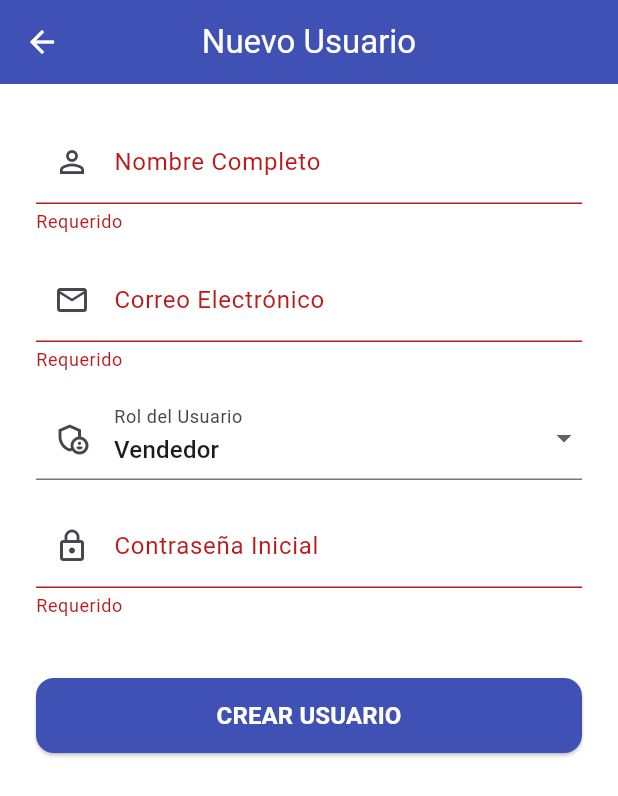
After one commit to 2026-granja-dev-vasquez/granja-movil, a Flutter app: the UserFormScreen screen opened directly, after a tap on "CREAR USUARIO", on a phone screen of 412 x 824 dp. The commit adds this screen. Shown: the top 796 px of the screen. Run offline on Flutter 3.47's test engine with Material 3 defaults, Android fonts, the phone set to English and light mode, and no system bars; our stand-ins replace flutter_dotenv, flutter_secure_storage; accounts and stored records are empty; network calls fail.

Commit message:
modulo para nuevos usuarios

```diff
--- a/lib/features/auth/providers/auth_provider.dart
+++ b/lib/features/auth/providers/auth_provider.dart
@@ -1,4 +1,5 @@
 import 'package:flutter/material.dart';
+import 'package:flutter_secure_storage/flutter_secure_storage.dart';
 import '../models/user_model.dart';
 import '../../../core/services/auth_service.dart';
 
@@ -13,7 +14,7 @@ class AuthProvider with ChangeNotifier {
   String? get errorMessage => _errorMessage;
   bool get isAuthenticated => _user != null;
 
-  Future<void> login(String email, String password) async {
+  Future<void> login(String email, String password, {bool rememberMe = true}) async {
     _isLoading = true;
     _errorMessage = null;
     notifyListeners();
@@ -22,6 +23,9 @@ class AuthProvider with ChangeNotifier {
 
     if (result['success']) {
       _user = result['user'];
+      // Store the remember_me preference
+      final storage = const FlutterSecureStorage();
+      await storage.write(key: 'remember_me', value: rememberMe.toString());
     } else {
       _errorMessage = result['message'];
     }
--- /dev/null
+++ b/lib/features/users/views/user_form_screen.dart
@@ -0,0 +1,140 @@
+import 'package:flutter/material.dart';
+import 'package:provider/provider.dart';
+import '../providers/user_provider.dart';
+import '../../auth/models/user_model.dart';
+import '../../../shared/widgets/loading_button.dart';
+
+class UserFormScreen extends StatefulWidget {
+  final UserModel? user;
+  const UserFormScreen({super.key, this.user});
+
+  @override
+  State<UserFormScreen> createState() => _UserFormScreenState();
+}
+
+class _UserFormScreenState extends State<UserFormScreen> {
+  final _formKey = GlobalKey<FormState>();
+  late TextEditingController _nameController;
+  late TextEditingController _emailController;
+  final _passwordController = TextEditingController();
+  late String _role;
+  bool _isLoading = false;
+
+  @override
+  void initState() {
+    super.initState();
+    _nameController = TextEditingController(text: widget.user?.name ?? '');
+    _emailController = TextEditingController(text: widget.user?.email ?? '');
+    _role = widget.user?.role ?? 'vendedor';
+  }
+
+  @override
+  void dispose() {
+    _nameController.dispose();
+    _emailController.dispose();
+    _passwordController.dispose();
+    super.dispose();
+  }
+
+  void _submit() async {
+    if (!_formKey.currentState!.validate()) return;
+
+    setState(() => _isLoading = true);
+
+    final userData = {
+      'name': _nameController.text.trim(),
+      'email': _emailController.text.trim(),
+      'role': _role,
+    };
+
+    if (_passwordController.text.isNotEmpty) {
+      userData['password'] = _passwordController.text;
+    }
+
+    try {
+      if (widget.user == null) {
+        if (_passwordController.text.isEmpty) {
+          throw Exception('La contraseña es requerida para nuevos usuarios.');
+        }
+        await context.read<UserProvider>().addUser(userData);
+      } else {
+        await context.read<UserProvider>().updateUser(widget.user!.id, userData);
+      }
+      if (mounted) Navigator.pop(context);
+    } catch (e) {
+      if (mounted) {
+        ScaffoldMessenger.of(context).showSnackBar(SnackBar(content: Text(e.toString())));
+      }
+    } finally {
+      if (mounted) setState(() => _isLoading = false);
+    }
+  }
+
+  @override
+  Widget build(BuildContext context) {
+    final isEditing = widget.user != null;
+
+    return Scaffold(
+      backgroundColor: Colors.white,
+      appBar: AppBar(
+        title: Text(isEditing ? 'Editar Usuario' : 'Nuevo Usuario'),
+        backgroundColor: Colors.indigo,
+        foregroundColor: Colors.white,
+        iconTheme: const IconThemeData(color: Colors.white),
+      ),
+      body: SingleChildScrollView(
+        padding: const EdgeInsets.all(24),
+        child: Form(
+          key: _formKey,
+          child: Column(
+            crossAxisAlignment: CrossAxisAlignment.stretch,
+            children: [
+              TextFormField(
+                controller: _nameController,
+                decoration: const InputDecoration(labelText: 'Nombre Completo', prefixIcon: Icon(Icons.person_outline)),
+                validator: (val) => val == null || val.isEmpty ? 'Requerido' : null,
+              ),
+              const SizedBox(height: 16),
+              TextFormField(
+                controller: _emailController,
+                decoration: const InputDecoration(labelText: 'Correo Electrónico', prefixIcon: Icon(Icons.email_outlined)),
+                keyboardType: TextInputType.emailAddress,
+                validator: (val) => val == null || val.isEmpty ? 'Requerido' : null,
+              ),
+              const SizedBox(height: 16),
+              DropdownButtonFormField<String>(
+                value: _role,
+                decoration: const InputDecoration(labelText: 'Rol del Usuario', prefixIcon: Icon(Icons.admin_panel_settings_outlined)),
+                items: const [
+                  DropdownMenuItem(value: 'admin', child: Text('Administrador')),
+                  DropdownMenuItem(value: 'vendedor', child: Text('Vendedor')),
+                ],
+                onChanged: (val) => setState(() => _role = val!),
+              ),
+              const SizedBox(height: 16),
+              TextFormField(
+                controller: _passwordController,
+                decoration: InputDecoration(
+                  labelText: isEditing ? 'Nueva Contraseña (Opcional)' : 'Contraseña Inicial',
+                  hintText: isEditing ? 'Dejar en blanco para no cambiar' : null,
+                  prefixIcon: const Icon(Icons.lock_outline),
+                ),
+                obscureText: true,
+                validator: (val) {
+                  if (!isEditing && (val == null || val.isEmpty)) return 'Requerido';
+                  return null;
+                },
+              ),
+              const SizedBox(height: 40),
+              LoadingButton(
+                text: isEditing ? 'ACTUALIZAR USUARIO' : 'CREAR USUARIO',
+                isLoading: _isLoading,
+                onPressed: _submit,
+              ),
+            ],
+          ),
+        ),
+      ),
+    );
+  }
+}
```
Also changed, not shown: lib/features/auth/views/login_screen.dart (+29 -2 lines), lib/features/users/providers/user_provider.dart (added, +82 -0 lines), lib/features/users/services/user_service.dart (added, +88 -0 lines), lib/features/users/views/profile_screen.dart (added, +166 -0 lines), lib/features/users/views/user_list_screen.dart (added, +154 -0 lines), lib/main.dart (+33 -2 lines).
